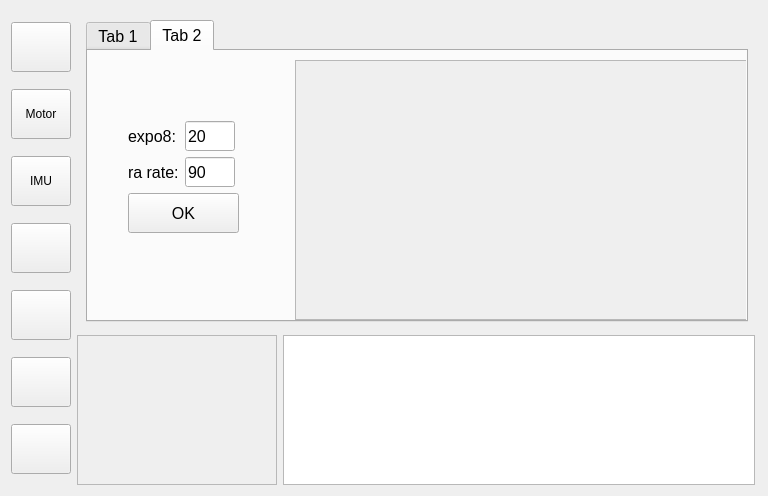
Old version of the form src/uavconfig.ui in the repository nlbtuyen/ConfigurationGCS.
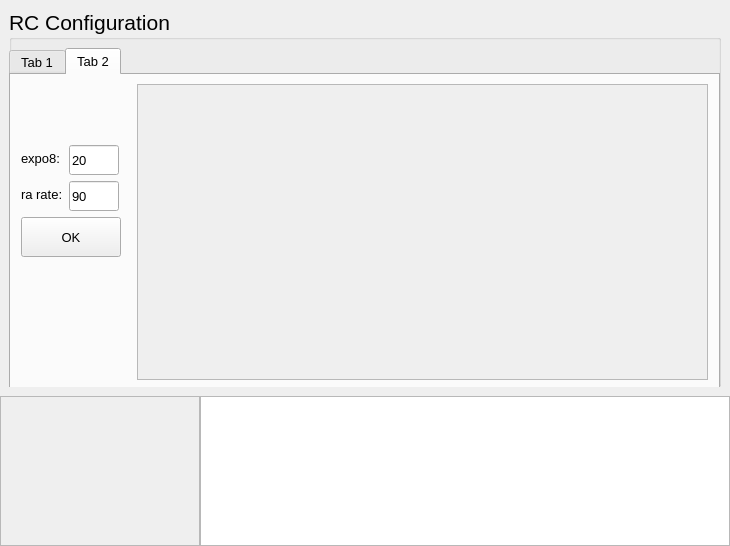
New version of the form. The open tabs and pages were chosen to show the change. Icons and pictures are not drawn.

Commit message: New Layout + Style

```diff
--- a/src/uavconfig.ui
+++ b/src/uavconfig.ui
@@ -9,8 +9,8 @@
    <rect>
     <x>0</x>
     <y>0</y>
-    <width>768</width>
-    <height>496</height>
+    <width>730</width>
+    <height>546</height>
    </rect>
   </property>
   <property name="sizePolicy">
@@ -21,16 +21,22 @@
   </property>
   <property name="minimumSize">
    <size>
-    <width>768</width>
-    <height>496</height>
+    <width>730</width>
+    <height>546</height>
    </size>
   </property>
   <property name="maximumSize">
    <size>
-    <width>782</width>
-    <height>528</height>
+    <width>730</width>
+    <height>546</height>
    </size>
   </property>
+  <property name="font">
+   <font>
+    <family>Arial</family>
+    <pointsize>10</pointsize>
+   </font>
+  </property>
   <property name="focusPolicy">
    <enum>Qt::TabFocus</enum>
   </property>
@@ -43,243 +49,18 @@
   <property name="styleSheet">
    <string notr="true"/>
   </property>
-  <layout class="QHBoxLayout" name="horizontalLayout_8">
-   <item>
-    <layout class="QVBoxLayout" name="verticalLayout_5">
-     <item>
-      <widget class="QPushButton" name="btn_RADIO">
-       <property name="minimumSize">
-        <size>
-         <width>60</width>
-         <height>50</height>
-        </size>
-       </property>
-       <property name="maximumSize">
-        <size>
-         <width>60</width>
-         <height>50</height>
-        </size>
-       </property>
-       <property name="cursor">
-        <cursorShape>PointingHandCursor</cursorShape>
-       </property>
-       <property name="toolTip">
-        <string>Radio</string>
-       </property>
-       <property name="text">
-        <string/>
-       </property>
-       <property name="icon">
-        <iconset resource="../terminal.qrc">
-         <normaloff>:/images/radiocontrol-32.png</normaloff>:/images/radiocontrol-32.png</iconset>
-       </property>
-       <property name="iconSize">
-        <size>
-         <width>32</width>
-         <height>32</height>
-        </size>
-       </property>
-      </widget>
-     </item>
-     <item>
-      <widget class="QPushButton" name="btn_MOTOR">
-       <property name="minimumSize">
-        <size>
-         <width>60</width>
-         <height>50</height>
-        </size>
-       </property>
-       <property name="maximumSize">
-        <size>
-         <width>60</width>
-         <height>50</height>
-        </size>
-       </property>
-       <property name="cursor">
-        <cursorShape>PointingHandCursor</cursorShape>
-       </property>
-       <property name="text">
-        <string>Motor</string>
-       </property>
-       <property name="iconSize">
-        <size>
-         <width>48</width>
-         <height>48</height>
-        </size>
-       </property>
-      </widget>
-     </item>
-     <item>
-      <widget class="QPushButton" name="btn_IMU">
-       <property name="minimumSize">
-        <size>
-         <width>60</width>
-         <height>50</height>
-        </size>
-       </property>
-       <property name="maximumSize">
-        <size>
-         <width>60</width>
-         <height>50</height>
-        </size>
-       </property>
-       <property name="cursor">
-        <cursorShape>PointingHandCursor</cursorShape>
-       </property>
-       <property name="text">
-        <string>IMU</string>
-       </property>
-      </widget>
-     </item>
-     <item>
-      <widget class="QPushButton" name="btn_PID">
-       <property name="minimumSize">
-        <size>
-         <width>60</width>
-         <height>50</height>
-        </size>
-       </property>
-       <property name="maximumSize">
-        <size>
-         <width>60</width>
-         <height>50</height>
-        </size>
-       </property>
-       <property name="cursor">
-        <cursorShape>PointingHandCursor</cursorShape>
-       </property>
-       <property name="toolTip">
-        <string>PID Turning</string>
-       </property>
-       <property name="text">
-        <string/>
-       </property>
-       <property name="icon">
-        <iconset resource="../terminal.qrc">
-         <normaloff>:/images/PID-24.png</normaloff>:/images/PID-24.png</iconset>
-       </property>
-       <property name="iconSize">
-        <size>
-         <width>24</width>
-         <height>24</height>
-        </size>
-       </property>
-      </widget>
-     </item>
-     <item>
-      <widget class="QPushButton" name="btn_CHART">
-       <property name="minimumSize">
-        <size>
-         <width>60</width>
-         <height>50</height>
-        </size>
-       </property>
-       <property name="maximumSize">
-        <size>
-         <width>60</width>
-         <height>50</height>
-        </size>
-       </property>
-       <property name="cursor">
-        <cursorShape>PointingHandCursor</cursorShape>
-       </property>
-       <property name="toolTip">
-        <string>Charts</string>
-       </property>
-       <property name="text">
-        <string/>
-       </property>
-       <property name="icon">
-        <iconset resource="../terminal.qrc">
-         <normaloff>:/images/line-chart-24.png</normaloff>:/images/line-chart-24.png</iconset>
-       </property>
-       <property name="iconSize">
-        <size>
-         <width>24</width>
-         <height>24</height>
-        </size>
-       </property>
-      </widget>
-     </item>
-     <item>
-      <widget class="QPushButton" name="btn_OSD">
-       <property name="minimumSize">
-        <size>
-         <width>60</width>
-         <height>50</height>
-        </size>
-       </property>
-       <property name="maximumSize">
-        <size>
-         <width>60</width>
-         <height>50</height>
-        </size>
-       </property>
-       <property name="cursor">
-        <cursorShape>PointingHandCursor</cursorShape>
-       </property>
-       <property name="toolTip">
-        <string>OSD</string>
-       </property>
-       <property name="text">
-        <string/>
-       </property>
-       <property name="icon">
-        <iconset resource="../terminal.qrc">
-         <normaloff>:/images/OSD-24.png</normaloff>:/images/OSD-24.png</iconset>
-       </property>
-       <property name="iconSize">
-        <size>
-         <width>24</width>
-         <height>24</height>
-        </size>
-       </property>
-      </widget>
-     </item>
-     <item>
-      <widget class="QPushButton" name="btn_UPGRADE">
-       <property name="minimumSize">
-        <size>
-         <width>60</width>
-         <height>50</height>
-        </size>
-       </property>
-       <property name="maximumSize">
-        <size>
-         <width>60</width>
-         <height>50</height>
-        </size>
-       </property>
-       <property name="cursor">
-        <cursorShape>PointingHandCursor</cursorShape>
-       </property>
-       <property name="toolTip">
-        <string>Update Firmware</string>
-       </property>
-       <property name="text">
-        <string/>
-       </property>
-       <property name="icon">
-        <iconset resource="../terminal.qrc">
-         <normaloff>:/images/firmware-update-24.png</normaloff>:/images/firmware-update-24.png</iconset>
-       </property>
-       <property name="iconSize">
-        <size>
-         <width>24</width>
-         <height>24</height>
-        </size>
-       </property>
-      </widget>
-     </item>
-    </layout>
-   </item>
-   <item>
-    <layout class="QVBoxLayout" name="verticalLayout_6">
-     <item>
       <widget class="QStackedWidget" name="tab_aq_setting">
        <property name="enabled">
         <bool>true</bool>
        </property>
+   <property name="geometry">
+    <rect>
+     <x>0</x>
+     <y>0</y>
+     <width>730</width>
+     <height>396</height>
+    </rect>
+   </property>
        <property name="sizePolicy">
         <sizepolicy hsizetype="Expanding" vsizetype="Expanding">
          <horstretch>0</horstretch>
@@ -288,19 +69,20 @@
        </property>
        <property name="minimumSize">
         <size>
-         <width>680</width>
-         <height>320</height>
+     <width>730</width>
+     <height>396</height>
         </size>
        </property>
        <property name="maximumSize">
         <size>
-         <width>696</width>
-         <height>320</height>
+     <width>730</width>
+     <height>396</height>
         </size>
        </property>
        <property name="font">
         <font>
-         <pointsize>12</pointsize>
+     <family>Arial</family>
+     <pointsize>10</pointsize>
          <weight>50</weight>
          <bold>false</bold>
          <stylestrategy>PreferDefault</stylestrategy>
@@ -357,7 +139,50 @@
         </property>
         <layout class="QHBoxLayout" name="horizontalLayout_2">
          <item>
+      <widget class="QGroupBox" name="groupBox_RADIO">
+       <property name="font">
+        <font>
+         <family>Arial</family>
+         <pointsize>16</pointsize>
+         <underline>false</underline>
+        </font>
+       </property>
+       <property name="autoFillBackground">
+        <bool>false</bool>
+       </property>
+       <property name="title">
+        <string>RC Configuration</string>
+       </property>
+       <property name="alignment">
+        <set>Qt::AlignLeading|Qt::AlignLeft|Qt::AlignTop</set>
+       </property>
+       <property name="flat">
+        <bool>true</bool>
+       </property>
+       <property name="checkable">
+        <bool>false</bool>
+       </property>
           <widget class="QTabWidget" name="tabWidget">
+        <property name="geometry">
+         <rect>
+          <x>0</x>
+          <y>39</y>
+          <width>711</width>
+          <height>341</height>
+         </rect>
+        </property>
+        <property name="maximumSize">
+         <size>
+          <width>16777215</width>
+          <height>800</height>
+         </size>
+        </property>
+        <property name="font">
+         <font>
+          <family>Arial</family>
+          <pointsize>10</pointsize>
+         </font>
+        </property>
            <property name="currentIndex">
             <number>1</number>
            </property>
@@ -846,9 +671,9 @@
             <widget class="QWidget" name="layoutWidget">
              <property name="geometry">
               <rect>
-               <x>40</x>
+            <x>10</x>
                <y>70</y>
-               <width>111</width>
+            <width>102</width>
                <height>114</height>
               </rect>
              </property>
@@ -857,7 +682,8 @@
                <widget class="QLabel" name="label_expo8">
                 <property name="font">
                  <font>
-                  <pointsize>12</pointsize>
+               <family>Arial</family>
+               <pointsize>10</pointsize>
                  </font>
                 </property>
                 <property name="text">
@@ -879,6 +705,12 @@
                   <height>30</height>
                  </size>
                 </property>
+             <property name="font">
+              <font>
+               <family>Arial</family>
+               <pointsize>10</pointsize>
+              </font>
+             </property>
                 <property name="text">
                  <string>20</string>
                 </property>
@@ -888,7 +720,8 @@
                <widget class="QLabel" name="label_rarate">
                 <property name="font">
                  <font>
-                  <pointsize>12</pointsize>
+               <family>Arial</family>
+               <pointsize>10</pointsize>
                  </font>
                 </property>
                 <property name="text">
@@ -910,6 +743,12 @@
                   <height>30</height>
                  </size>
                 </property>
+             <property name="font">
+              <font>
+               <family>Arial</family>
+               <pointsize>10</pointsize>
+              </font>
+             </property>
                 <property name="text">
                  <string>90</string>
                 </property>
@@ -919,16 +758,22 @@
                <widget class="QPushButton" name="btn_OK_RC">
                 <property name="minimumSize">
                  <size>
-                  <width>0</width>
+               <width>100</width>
                   <height>40</height>
                  </size>
                 </property>
                 <property name="maximumSize">
                  <size>
-                  <width>16777215</width>
+               <width>100</width>
                   <height>40</height>
                  </size>
                 </property>
+             <property name="font">
+              <font>
+               <family>Arial</family>
+               <pointsize>10</pointsize>
+              </font>
+             </property>
                 <property name="text">
                  <string>OK</string>
                 </property>
@@ -939,10 +784,10 @@
             <widget class="QScrollArea" name="scrollArea_Charts_RC">
              <property name="geometry">
               <rect>
-               <x>207</x>
+            <x>126</x>
                <y>9</y>
-               <width>460</width>
-               <height>260</height>
+            <width>571</width>
+            <height>296</height>
               </rect>
              </property>
              <property name="widgetResizable">
@@ -953,10 +798,11 @@
                <rect>
                 <x>0</x>
                 <y>0</y>
-                <width>458</width>
-                <height>258</height>
-               </rect>
-              </property>
+             <width>569</width>
+             <height>294</height>
+            </rect>
+           </property>
+          </widget>
              </widget>
             </widget>
            </widget>
@@ -976,6 +822,20 @@
         </property>
         <layout class="QHBoxLayout" name="horizontalLayout_16">
          <item>
+      <widget class="QGroupBox" name="groupBox_PID">
+       <property name="font">
+        <font>
+         <pointsize>16</pointsize>
+        </font>
+       </property>
+       <property name="title">
+        <string>PID Turning</string>
+       </property>
+       <property name="flat">
+        <bool>true</bool>
+       </property>
+       <layout class="QHBoxLayout" name="horizontalLayout_3">
+        <item>
           <widget class="QTabWidget" name="tabWidget_PID">
            <property name="cursor">
             <cursorShape>PointingHandCursor</cursorShape>
@@ -2449,12 +2309,19 @@
          </property>
         </widget>
        </widget>
-      </widget>
      </item>
-     <item>
-      <layout class="QHBoxLayout" name="horizontalLayout_3">
-       <item>
+    </layout>
+   </widget>
+  </widget>
         <widget class="QScrollArea" name="scrollArea_3D">
+   <property name="geometry">
+    <rect>
+     <x>0</x>
+     <y>396</y>
+     <width>200</width>
+     <height>150</height>
+    </rect>
+   </property>
          <property name="minimumSize">
           <size>
            <width>200</width>
@@ -2479,35 +2346,30 @@
             <height>148</height>
            </rect>
           </property>
-          <zorder>plainTextEdit_Status</zorder>
-         </widget>
-        </widget>
-       </item>
-       <item>
+   </widget>
+  </widget>
         <widget class="QPlainTextEdit" name="plainTextEdit_Status">
+   <property name="geometry">
+    <rect>
+     <x>200</x>
+     <y>396</y>
+     <width>530</width>
+     <height>150</height>
+    </rect>
+   </property>
          <property name="minimumSize">
           <size>
-           <width>472</width>
+     <width>500</width>
            <height>150</height>
           </size>
          </property>
          <property name="maximumSize">
           <size>
-           <width>472</width>
+     <width>530</width>
            <height>150</height>
           </size>
          </property>
         </widget>
-       </item>
-      </layout>
-     </item>
-    </layout>
-   </item>
-  </layout>
-  <zorder>tab_aq_setting</zorder>
-  <zorder>scrollArea_3D</zorder>
-  <zorder>plainTextEdit_Status</zorder>
-  <zorder>groupBox_RadioTab</zorder>
  </widget>
  <resources>
   <include location="../terminal.qrc"/>
```
Left out of the diff: 143 changed lines with no effect on the pictures. Lines whose indentation alone changed are shown as unchanged. The commit also changes 10 other files.
